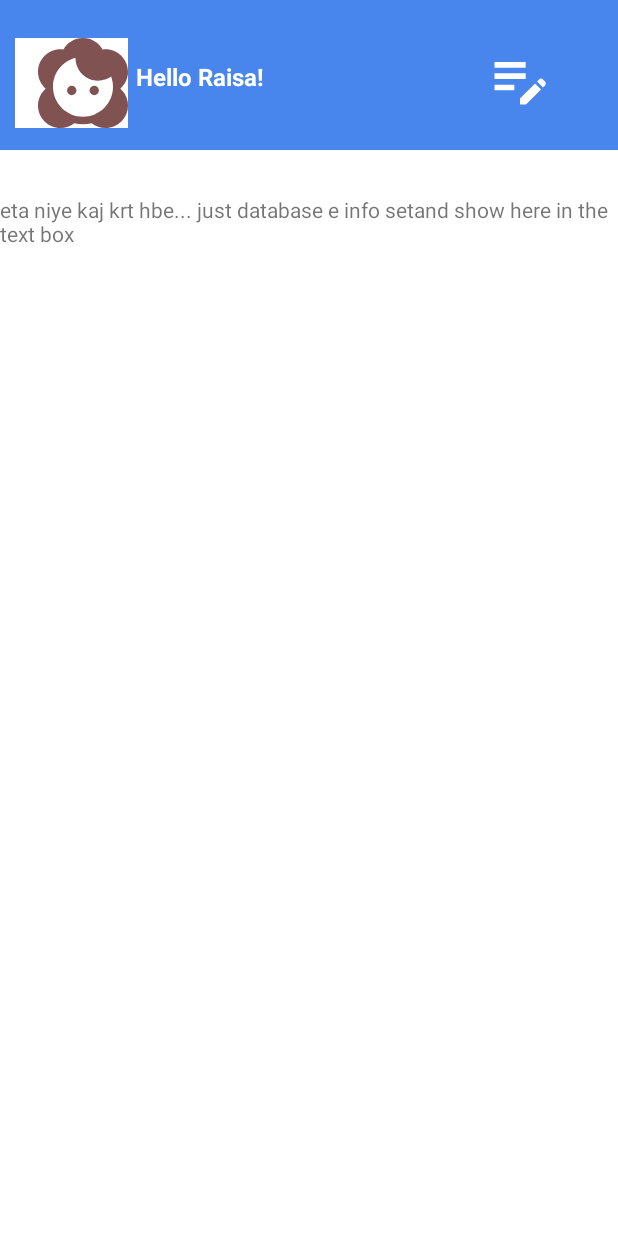
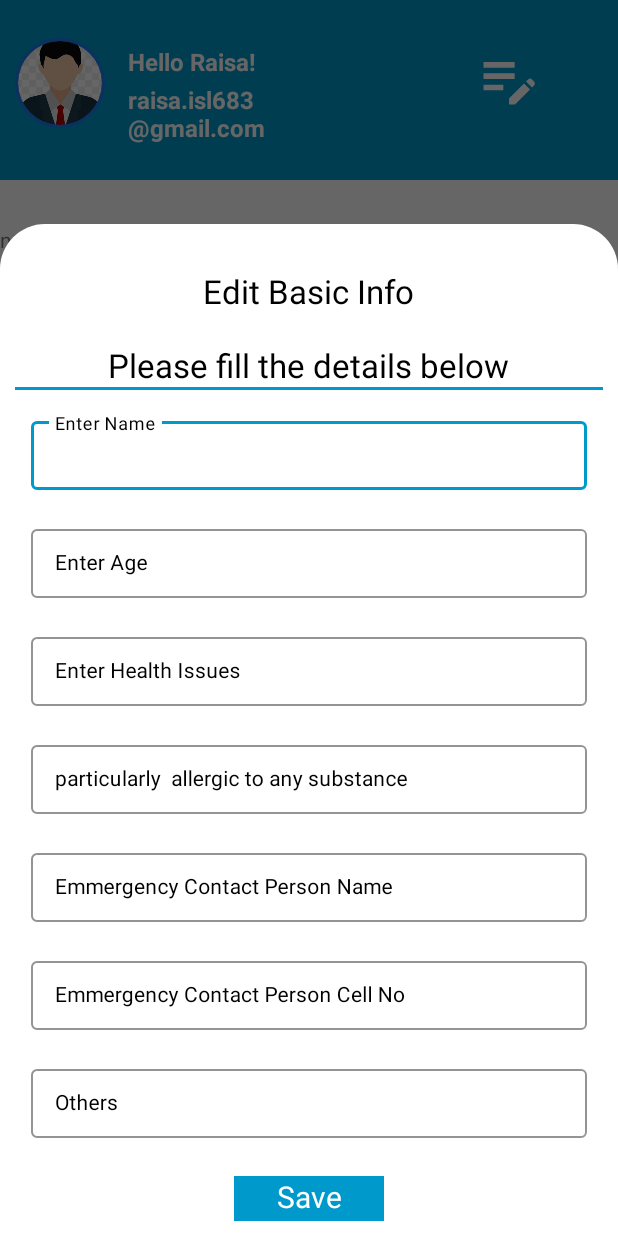
Before and after one commit to Raisa-islam/CarePlus, an Android app: the Basic_info_card screen opened directly, with no data from a screen before it, after a tap on an icon or button, on a phone screen of 412 x 824 dp. Run offline under Robolectric (Android 15) with nearby library versions, the phone set to English and light mode, and no system bars; our stand-ins replace CircleImageView.

Commit message:
a little extraa

```diff
--- a/app/src/main/java/com/raisa/update1/Basic_info_card.java
+++ b/app/src/main/java/com/raisa/update1/Basic_info_card.java
@@ -2,11 +2,18 @@ package com.raisa.update1;
 
 import androidx.appcompat.app.AppCompatActivity;
 
+import android.app.Dialog;
+import android.graphics.Color;
+import android.graphics.drawable.ColorDrawable;
 import android.os.Bundle;
+import android.view.Gravity;
 import android.view.View;
+import android.view.ViewGroup;
+import android.view.Window;
 import android.view.WindowManager;
 import android.widget.ImageView;
 import android.widget.TextView;
+import android.widget.Toast;
 
 public class Basic_info_card extends AppCompatActivity {
     ImageView edit_info;
@@ -24,9 +31,34 @@ public class Basic_info_card extends AppCompatActivity {
         edit_info.setOnClickListener(new View.OnClickListener() {
             @Override
             public void onClick(View view) {
-                info.setText("eta niye kaj krt hbe... just database e info set" +
-                        "and show here in the text box");
+                showEditInfoDialog();
             }
         });
     }
+    private void showEditInfoDialog()
+    {
+        final Dialog dialog = new Dialog(this);
+        dialog.requestWindowFeature(Window.FEATURE_NO_TITLE);
+        dialog.setContentView(R.layout.fragment_change_basic_info);
+
+        TextView save = dialog.findViewById(R.id.SaveInfo);
+
+        //moner moto coding*******************************************
+        dialog.show();
+
+       save.setOnClickListener(new View.OnClickListener() {
+            @Override
+            public void onClick(View view) {
+
+                dialog.dismiss();
+                Toast.makeText(Basic_info_card.this, "Basic info edited...", Toast.LENGTH_SHORT).show();
+            }
+        });
+
+        dialog.getWindow().setLayout(ViewGroup.LayoutParams.MATCH_PARENT, ViewGroup.LayoutParams.WRAP_CONTENT);
+        dialog.getWindow().setBackgroundDrawable(new ColorDrawable(Color.TRANSPARENT));
+        dialog.getWindow().getAttributes().windowAnimations = R.style.DialogAnimation;
+        dialog.getWindow().setGravity(Gravity.BOTTOM);
+
+    }
 }
--- a/app/src/main/res/drawable/ic_baseline_location_on_24.xml
+++ b/app/src/main/res/drawable/ic_baseline_location_on_24.xml
@@ -1,4 +1,4 @@
-<vector android:height="24dp" android:tint="#000000"
+<vector android:height="24dp" android:tint="#1F184F"
     android:viewportHeight="24" android:viewportWidth="24"
     android:width="24dp" xmlns:android="http://schemas.android.com/apk/res/android">
     <path android:fillColor="@android:color/white" android:pathData="M12,2C8.13,2 5,5.13 5,9c0,5.25 7,13 7,13s7,-7.75 7,-13c0,-3.87 -3.13,-7 -7,-7zM12,11.5c-1.38,0 -2.5,-1.12 -2.5,-2.5s1.12,-2.5 2.5,-2.5 2.5,1.12 2.5,2.5 -1.12,2.5 -2.5,2.5z"/>
--- /dev/null
+++ b/app/src/main/res/drawable/ic_baseline_search_24.xml
@@ -0,0 +1,5 @@
+<vector android:height="24dp" android:tint="#FFFFFF"
+    android:viewportHeight="24" android:viewportWidth="24"
+    android:width="24dp" xmlns:android="http://schemas.android.com/apk/res/android">
+    <path android:fillColor="@android:color/white" android:pathData="M15.5,14h-0.79l-0.28,-0.27C15.41,12.59 16,11.11 16,9.5 16,5.91 13.09,3 9.5,3S3,5.91 3,9.5 5.91,16 9.5,16c1.61,0 3.09,-0.59 4.23,-1.57l0.27,0.28v0.79l5,4.99L20.49,19l-4.99,-5zM9.5,14C7.01,14 5,11.99 5,9.5S7.01,5 9.5,5 14,7.01 14,9.5 11.99,14 9.5,14z"/>
+</vector>
--- a/app/src/main/res/drawable/ic_baseline_settings_24.xml
+++ b/app/src/main/res/drawable/ic_baseline_settings_24.xml
@@ -1,4 +1,4 @@
-<vector android:height="24dp" android:tint="#000000"
+<vector android:height="24dp" android:tint="#541D1D"
     android:viewportHeight="24" android:viewportWidth="24"
     android:width="24dp" xmlns:android="http://schemas.android.com/apk/res/android">
     <path android:fillColor="@android:color/white" android:pathData="M19.14,12.94c0.04,-0.3 0.06,-0.61 0.06,-0.94c0,-0.32 -0.02,-0.64 -0.07,-0.94l2.03,-1.58c0.18,-0.14 0.23,-0.41 0.12,-0.61l-1.92,-3.32c-0.12,-0.22 -0.37,-0.29 -0.59,-0.22l-2.39,0.96c-0.5,-0.38 -1.03,-0.7 -1.62,-0.94L14.4,2.81c-0.04,-0.24 -0.24,-0.41 -0.48,-0.41h-3.84c-0.24,0 -0.43,0.17 -0.47,0.41L9.25,5.35C8.66,5.59 8.12,5.92 7.63,6.29L5.24,5.33c-0.22,-0.08 -0.47,0 -0.59,0.22L2.74,8.87C2.62,9.08 2.66,9.34 2.86,9.48l2.03,1.58C4.84,11.36 4.8,11.69 4.8,12s0.02,0.64 0.07,0.94l-2.03,1.58c-0.18,0.14 -0.23,0.41 -0.12,0.61l1.92,3.32c0.12,0.22 0.37,0.29 0.59,0.22l2.39,-0.96c0.5,0.38 1.03,0.7 1.62,0.94l0.36,2.54c0.05,0.24 0.24,0.41 0.48,0.41h3.84c0.24,0 0.44,-0.17 0.47,-0.41l0.36,-2.54c0.59,-0.24 1.13,-0.56 1.62,-0.94l2.39,0.96c0.22,0.08 0.47,0 0.59,-0.22l1.92,-3.32c0.12,-0.22 0.07,-0.47 -0.12,-0.61L19.14,12.94zM12,15.6c-1.98,0 -3.6,-1.62 -3.6,-3.6s1.62,-3.6 3.6,-3.6s3.6,1.62 3.6,3.6S13.98,15.6 12,15.6z"/>
--- a/app/src/main/res/layout/activity_basic_info_card.xml
+++ b/app/src/main/res/layout/activity_basic_info_card.xml
@@ -12,7 +12,7 @@
 
         android:id="@+id/frame1"
         android:layout_width="match_parent"
-        android:layout_height="100dp"
+        android:layout_height="120dp"
         android:layout_alignParentTop="true"
         android:layout_marginTop="0dp"
         android:background="@color/colorAccent"
@@ -29,35 +29,58 @@
             <LinearLayout
                 android:layout_width="wrap_content"
                 android:layout_height="wrap_content"
-                android:layout_marginTop="25dp"
-                android:background="@color/white">
+                android:layout_marginTop="25dp">
 
-                <ImageView
+                <de.hdodenhof.circleimageview.CircleImageView
+                    android:id="@+id/profileCircleImageView"
                     android:layout_width="60dp"
                     android:layout_height="60dp"
-                    android:layout_marginLeft="15dp"
-                    android:background="@drawable/ic_baseline_face_2_24" />
+                    app:civ_border_width="2dp"
+                    app:civ_border_color="@color/imageBorderColor"
+                    android:src="@drawable/user_dp"
+                    android:layout_marginRight="10dp"/>
 
             </LinearLayout>
 
-
+            <LinearLayout
+                android:layout_width="wrap_content"
+                android:layout_height="wrap_content"
+                android:orientation="vertical">
                 <TextView
                     android:id="@+id/TVname"
                     android:layout_width="match_parent"
                     android:layout_height="wrap_content"
                     android:layout_marginLeft="5dp"
-                android:layout_marginTop="40dp"
+                    android:layout_marginTop="30dp"
                     android:text="Hello Raisa!"
                     android:textColor="@color/white"
                     android:textSize="16sp"
                     android:textStyle="bold" />
+                <TextView
+                    android:id="@+id/TVEmail"
+                    android:layout_width="match_parent"
+                    android:layout_height="wrap_content"
+                    android:layout_marginLeft="5dp"
+                    android:layout_marginTop="3dp"
+                    android:text="raisa.isl683\n@gmail.com"
+                    android:textColor="@color/white"
+                    android:textSize="16sp"
+                    android:textStyle="bold" />
+
+            </LinearLayout>
+
             <ImageView
                 android:id="@+id/edit_info"
                 android:layout_width="45dp"
                 android:layout_height="45dp"
                 android:layout_marginTop="30dp"
-                android:layout_marginLeft="148dp"
+                android:layout_marginLeft="140dp"
                 android:background="@drawable/ic_edit_note_24" />
+        </LinearLayout>
+        <LinearLayout
+            android:layout_width="wrap_content"
+            android:layout_height="wrap_content">
+
         </LinearLayout>
 
 
@@ -86,4 +109,5 @@
     </FrameLayout>
 
 
+
 </LinearLayout>
--- a/app/src/main/res/layout/activity_task_list_card.xml
+++ b/app/src/main/res/layout/activity_task_list_card.xml
@@ -32,7 +32,7 @@
                     android:layout_width="wrap_content"
                     android:layout_height="wrap_content"
                     android:id="@+id/UserName"
-                    android:text="Hello Raisa! "
+                    android:text="Hello! "
                     android:layout_marginTop="20dp"
                     android:textColor="@color/colorAccent"
                     android:layout_marginLeft="5dp"
--- /dev/null
+++ b/app/src/main/res/layout/fragment_change_basic_info.xml
@@ -0,0 +1,228 @@
+<?xml version="1.0" encoding="utf-8"?>
+<ScrollView xmlns:android="http://schemas.android.com/apk/res/android"
+    android:background="@drawable/dialog_bg"
+    android:layout_width="match_parent"
+    android:layout_height="match_parent"
+    xmlns:app="http://schemas.android.com/apk/res-auto">
+    <LinearLayout
+        android:layout_width="match_parent"
+        android:layout_height="wrap_content"
+        android:orientation="vertical">
+
+        <TextView
+            android:layout_width="wrap_content"
+            android:layout_height="wrap_content"
+            android:layout_gravity="center_horizontal"
+            android:layout_marginTop="20dp"
+            android:text="Edit Basic Info"
+            android:textColor="@android:color/black"
+            android:textSize="22sp" />
+        <TextView
+            android:layout_width="wrap_content"
+            android:layout_height="wrap_content"
+            android:layout_gravity="center_horizontal"
+            android:layout_marginTop="20dp"
+            android:text="Please fill the details below"
+            android:textColor="@android:color/black"
+            android:textSize="22sp" />
+        <View
+            android:layout_width="match_parent"
+            android:layout_height="2dp"
+            android:background="@color/colorAccent"/>
+
+        <com.google.android.material.textfield.TextInputLayout
+            android:id="@+id/idTLName"
+            style="@style/LoginTextInputLayoutStyle"
+            android:layout_width="match_parent"
+            android:layout_height="wrap_content"
+            android:layout_marginLeft="5dp"
+            android:layout_marginTop="10dp"
+            android:layout_marginRight="5dp"
+            android:hint="Enter Name"
+            android:padding="5dp"
+            android:textColorHint="@color/black"
+            app:boxStrokeColor="@color/colorAccent"
+            app:hintTextColor="@color/black">
+
+            <com.google.android.material.textfield.TextInputEditText
+                android:id="@+id/idEdtName"
+                android:layout_width="match_parent"
+                android:layout_height="match_parent"
+                android:ems="10"
+                android:importantForAutofill="no"
+                android:inputType="textImeMultiLine|textMultiLine"
+                android:textColor="@color/black"
+                android:textColorHint="@color/black"
+                android:textSize="14sp" />
+        </com.google.android.material.textfield.TextInputLayout>
+        <com.google.android.material.textfield.TextInputLayout
+            android:id="@+id/idTLAge"
+            style="@style/LoginTextInputLayoutStyle"
+            android:layout_width="match_parent"
+            android:layout_height="wrap_content"
+            android:layout_marginLeft="5dp"
+            android:layout_marginTop="10dp"
+            android:layout_marginRight="5dp"
+            android:hint="Enter Age"
+            android:padding="5dp"
+            android:textColorHint="@color/black"
+            app:boxStrokeColor="@color/colorAccent"
+            app:hintTextColor="@color/black">
+
+            <com.google.android.material.textfield.TextInputEditText
+                android:id="@+id/idEdtAge"
+                android:layout_width="match_parent"
+                android:layout_height="match_parent"
+                android:ems="10"
+                android:importantForAutofill="no"
+                android:inputType="textImeMultiLine|textMultiLine"
+                android:textColor="@color/black"
+                android:textColorHint="@color/black"
+                android:textSize="14sp" />
+        </com.google.android.material.textfield.TextInputLayout>
+        <com.google.android.material.textfield.TextInputLayout
+            android:id="@+id/idTLHealth"
+            style="@style/LoginTextInputLayoutStyle"
+            android:layout_width="match_parent"
+            android:layout_height="wrap_content"
+            android:layout_marginLeft="5dp"
+            android:layout_marginTop="10dp"
+            android:layout_marginRight="5dp"
+            android:hint="Enter Health Issues"
+            android:padding="5dp"
+            android:textColorHint="@color/black"
+            app:boxStrokeColor="@color/colorAccent"
+            app:hintTextColor="@color/black">
+
+            <com.google.android.material.textfield.TextInputEditText
+                android:id="@+id/idEdtHealth"
+                android:layout_width="match_parent"
+                android:layout_height="match_parent"
+                android:ems="10"
+                android:importantForAutofill="no"
+                android:inputType="textImeMultiLine|textMultiLine"
+                android:textColor="@color/black"
+                android:textColorHint="@color/black"
+                android:textSize="14sp" />
+        </com.google.android.material.textfield.TextInputLayout>
+        <com.google.android.material.textfield.TextInputLayout
+            android:id="@+id/idTLAllergic"
+            style="@style/LoginTextInputLayoutStyle"
+            android:layout_width="match_parent"
+            android:layout_height="wrap_content"
+            android:layout_marginLeft="5dp"
+            android:layout_marginTop="10dp"
+            android:layout_marginRight="5dp"
+            android:hint="particularly  allergic to any substance"
+            android:padding="5dp"
+            android:textColorHint="@color/black"
+            app:boxStrokeColor="@color/colorAccent"
+            app:hintTextColor="@color/black">
+
+            <com.google.android.material.textfield.TextInputEditText
+                android:id="@+id/idEdtAllergic"
+                android:layout_width="match_parent"
+                android:layout_height="match_parent"
+                android:ems="10"
+                android:importantForAutofill="no"
+                android:inputType="textImeMultiLine|textMultiLine"
+                android:textColor="@color/black"
+                android:textColorHint="@color/black"
+                android:textSize="14sp" />
+        </com.google.android.material.textfield.TextInputLayout>
+        <com.google.android.material.textfield.TextInputLayout
+            android:id="@+id/idTLClose"
+            style="@style/LoginTextInputLayoutStyle"
+            android:layout_width="match_parent"
+            android:layout_height="wrap_content"
+            android:layout_marginLeft="5dp"
+            android:layout_marginTop="10dp"
+            android:layout_marginRight="5dp"
+            android:hint="Emmergency Contact Person Name"
+            android:padding="5dp"
+            android:textColorHint="@color/black"
+            app:boxStrokeColor="@color/colorAccent"
+            app:hintTextColor="@color/black">
+
+            <com.google.android.material.textfield.TextInputEditText
+                android:id="@+id/idEdtClose"
+                android:layout_width="match_parent"
+                android:layout_height="match_parent"
+                android:ems="10"
+                android:importantForAutofill="no"
+                android:inputType="textImeMultiLine|textMultiLine"
+                android:textColor="@color/black"
+                android:textColorHint="@color/black"
+                android:textSize="14sp" />
+        </com.google.android.material.textfield.TextInputLayout>
+        <com.google.android.material.textfield.TextInputLayout
+            android:id="@+id/idTLContact"
+            style="@style/LoginTextInputLayoutStyle"
+            android:layout_width="match_parent"
+            android:layout_height="wrap_content"
+            android:layout_marginLeft="5dp"
+            android:layout_marginTop="10dp"
+            android:layout_marginRight="5dp"
+            android:hint="Emmergency Contact Person Cell No"
+            android:padding="5dp"
+            android:textColorHint="@color/black"
+            app:boxStrokeColor="@color/colorAccent"
+            app:hintTextColor="@color/black">
+
+            <com.google.android.material.textfield.TextInputEditText
+                android:id="@+id/idEdtContact"
+                android:layout_width="match_parent"
+                android:layout_height="match_parent"
+                android:ems="10"
+                android:importantForAutofill="no"
+                android:inputType="textImeMultiLine|textMultiLine"
+                android:textColor="@color/black"
+                android:textColorHint="@color/black"
+                android:textSize="14sp" />
+        </com.google.android.material.textfield.TextInputLayout>
+        <com.google.android.material.textfield.TextInputLayout
+            android:id="@+id/idTLOthers"
+            style="@style/LoginTextInputLayoutStyle"
+            android:layout_width="match_parent"
+            android:layout_height="wrap_content"
+            android:layout_marginLeft="5dp"
+            android:layout_marginTop="10dp"
+            android:layout_marginRight="5dp"
+            android:hint="Others"
+            android:padding="5dp"
+            android:textColorHint="@color/black"
+            app:boxStrokeColor="@color/colorAccent"
+            app:hintTextColor="@color/black">
+
+            <com.google.android.material.textfield.TextInputEditText
+                android:id="@+id/idEdtOthers"
+                android:layout_width="match_parent"
+                android:layout_height="match_parent"
+                android:ems="10"
+                android:importantForAutofill="no"
+                android:inputType="textImeMultiLine|textMultiLine"
+                android:textColor="@color/black"
+                android:textColorHint="@color/black"
+                android:textSize="14sp" />
+        </com.google.android.material.textfield.TextInputLayout>
+        <LinearLayout
+            android:layout_width="match_parent"
+            android:layout_height="wrap_content"
+            android:gravity="center_horizontal"
+            android:layout_marginTop="20dp"
+            android:layout_gravity="center_horizontal">
+            <TextView
+                android:id="@+id/SaveInfo"
+                android:layout_width="100dp"
+                android:layout_height="30dp"
+                android:textAlignment="center"
+                android:text="Save"
+                android:textColor="@color/white"
+                android:background="@color/colorAccent"
+                android:textSize="20sp"/>
+
+        </LinearLayout>
+    </LinearLayout>
+
+
+</ScrollView>
--- a/app/src/main/res/values/colors.xml
+++ b/app/src/main/res/values/colors.xml
@@ -9,7 +9,7 @@
     <color name="white">#FFFFFFFF</color>
     <color name="colorPrimary">#ffffff</color>
     <color name="colorPrimaryDark">#ffffff</color>
-    <color name="colorAccent">#4885ed</color>
+    <color name="colorAccent">#0099CC</color>
     <color name="black_shade_1">#0e2433</color>
     <color name="black_shade_2">#1C4966</color>
     <color name="contentBodyColor">#FCFCFC</color>
--- a/app/src/main/res/values/strings.xml
+++ b/app/src/main/res/values/strings.xml
@@ -11,7 +11,7 @@
     <string name="menu_home">Home</string>
     <string name="menu_gallery">Daily Task List</string>
     <string name="menu_slideshow">Calender</string>
-    <string name="menu_addmember">Addmember</string>
+    <string name="menu_addmember">Member</string>
     <string name="menu_location">Location</string>
 
     <string name="menu_rate">Rate us</string>
```
Also changed, not shown: app/src/main/java/com/raisa/update1/Member_card.java (+27 -0 lines), app/src/main/java/com/raisa/update1/TaskList_card.java (+6 -16 lines), app/src/main/res/drawable/ic_baseline_groups_2_24.xml (added, +10 -0 lines), app/src/main/res/layout/activity_main2.xml (+21 -21 lines), app/src/main/res/layout/activity_member_card.xml (+52 -6 lines), app/src/main/res/layout/fragment_create_task.xml (+7 -5 lines), app/src/main/res/menu/search.xml (added, +10 -0 lines). Lines whose indentation alone changed are shown as unchanged.
